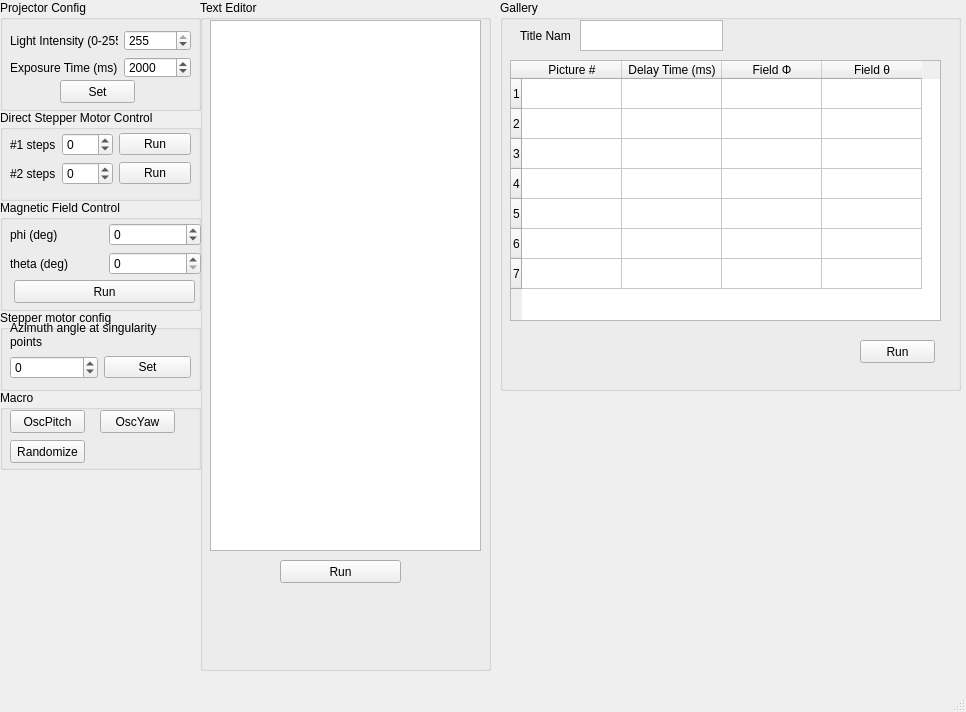
This is pycrafter4500_stepper-based-master/client side/mainwindow.ui in ZhaoxinLee/MagRobotPrinter as Qt 5 draws it before an edit. The edited form follows.
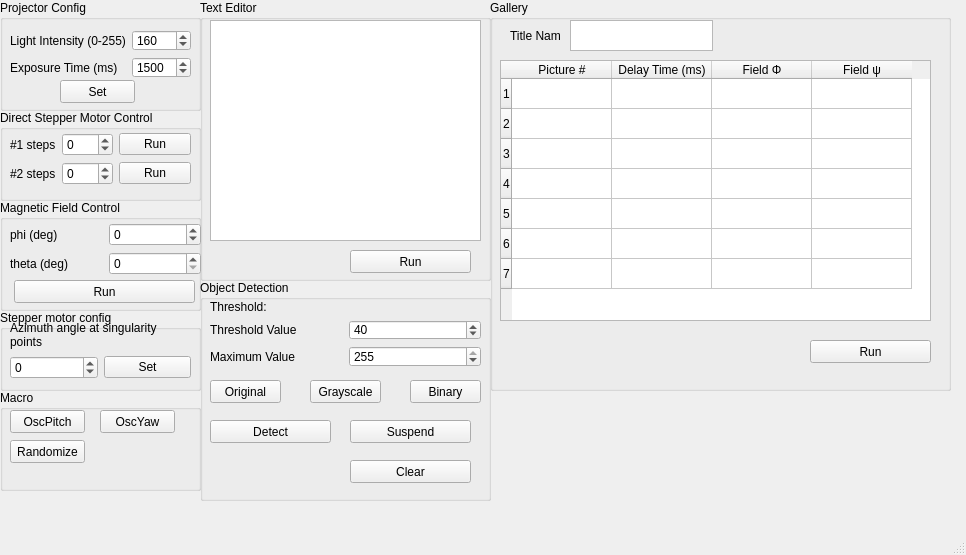
This is the edited form.

Patch:
```diff
--- a/pycrafter4500_stepper-based-master/client side/mainwindow.ui
+++ b/pycrafter4500_stepper-based-master/client side/mainwindow.ui
@@ -7,7 +7,7 @@
     <x>0</x>
     <y>0</y>
     <width>966</width>
-    <height>712</height>
+    <height>555</height>
    </rect>
   </property>
   <property name="windowTitle">
@@ -65,7 +65,7 @@
          <number>255</number>
         </property>
         <property name="value">
-         <number>255</number>
+         <number>160</number>
         </property>
         <property name="displayIntegerBase">
          <number>10</number>
@@ -82,10 +82,10 @@
       <item row="1" column="1">
        <widget class="QSpinBox" name="spb_LED_exposureTime">
         <property name="maximum">
-         <number>600000</number>
+         <number>5000</number>
         </property>
         <property name="value">
-         <number>2000</number>
+         <number>1500</number>
         </property>
        </widget>
       </item>
@@ -98,7 +98,7 @@
       <x>200</x>
       <y>0</y>
       <width>291</width>
-      <height>671</height>
+      <height>281</height>
      </rect>
     </property>
     <property name="title">
@@ -110,15 +110,15 @@
        <x>10</x>
        <y>20</y>
        <width>271</width>
-       <height>531</height>
+       <height>221</height>
       </rect>
      </property>
     </widget>
     <widget class="QPushButton" name="btn_editor_update">
      <property name="geometry">
       <rect>
-       <x>80</x>
-       <y>560</y>
+       <x>150</x>
+       <y>250</y>
        <width>121</width>
        <height>23</height>
       </rect>
@@ -335,7 +335,7 @@
       <x>0</x>
       <y>390</y>
       <width>201</width>
-      <height>80</height>
+      <height>101</height>
      </rect>
     </property>
     <property name="title">
@@ -384,7 +384,7 @@
    <widget class="QGroupBox" name="groupBox_8">
     <property name="geometry">
      <rect>
-      <x>500</x>
+      <x>490</x>
       <y>0</y>
       <width>461</width>
       <height>391</height>
@@ -454,16 +454,16 @@
      </column>
      <column>
       <property name="text">
-       <string>Field θ</string>
+       <string>Field ψ</string>
       </property>
      </column>
     </widget>
     <widget class="QPushButton" name="btn_runGallery">
      <property name="geometry">
       <rect>
-       <x>360</x>
+       <x>320</x>
        <y>340</y>
-       <width>75</width>
+       <width>121</width>
        <height>23</height>
       </rect>
      </property>
@@ -513,6 +513,150 @@
      </property>
     </widget>
    </widget>
+   <widget class="QGroupBox" name="groupBox_7">
+    <property name="geometry">
+     <rect>
+      <x>200</x>
+      <y>280</y>
+      <width>291</width>
+      <height>221</height>
+     </rect>
+    </property>
+    <property name="title">
+     <string>Object Detection</string>
+    </property>
+    <widget class="QWidget" name="verticalLayoutWidget">
+     <property name="geometry">
+      <rect>
+       <x>10</x>
+       <y>20</y>
+       <width>271</width>
+       <height>67</height>
+      </rect>
+     </property>
+     <layout class="QGridLayout" name="gridLayout_4" rowstretch="0,0,0">
+      <item row="1" column="1">
+       <widget class="QSpinBox" name="spb_threshval">
+        <property name="maximum">
+         <number>255</number>
+        </property>
+        <property name="value">
+         <number>40</number>
+        </property>
+       </widget>
+      </item>
+      <item row="1" column="0">
+       <widget class="QLabel" name="label_10">
+        <property name="text">
+         <string>Threshold Value</string>
+        </property>
+       </widget>
+      </item>
+      <item row="0" column="0">
+       <widget class="QLabel" name="label_8">
+        <property name="text">
+         <string>Threshold:</string>
+        </property>
+       </widget>
+      </item>
+      <item row="2" column="0">
+       <widget class="QLabel" name="label_11">
+        <property name="text">
+         <string>Maximum Value</string>
+        </property>
+       </widget>
+      </item>
+      <item row="2" column="1">
+       <widget class="QSpinBox" name="spb_maxval">
+        <property name="maximum">
+         <number>255</number>
+        </property>
+        <property name="value">
+         <number>255</number>
+        </property>
+       </widget>
+      </item>
+     </layout>
+    </widget>
+    <widget class="QPushButton" name="btn_binary">
+     <property name="geometry">
+      <rect>
+       <x>210</x>
+       <y>100</y>
+       <width>71</width>
+       <height>23</height>
+      </rect>
+     </property>
+     <property name="text">
+      <string>Binary</string>
+     </property>
+    </widget>
+    <widget class="QPushButton" name="btn_original">
+     <property name="geometry">
+      <rect>
+       <x>10</x>
+       <y>100</y>
+       <width>71</width>
+       <height>23</height>
+      </rect>
+     </property>
+     <property name="text">
+      <string>Original</string>
+     </property>
+    </widget>
+    <widget class="QPushButton" name="btn_grayscale">
+     <property name="geometry">
+      <rect>
+       <x>110</x>
+       <y>100</y>
+       <width>71</width>
+       <height>23</height>
+      </rect>
+     </property>
+     <property name="text">
+      <string>Grayscale</string>
+     </property>
+    </widget>
+    <widget class="QPushButton" name="btn_detectContour">
+     <property name="geometry">
+      <rect>
+       <x>10</x>
+       <y>140</y>
+       <width>121</width>
+       <height>23</height>
+      </rect>
+     </property>
+     <property name="text">
+      <string>Detect</string>
+     </property>
+    </widget>
+    <widget class="QPushButton" name="btn_clearContour">
+     <property name="geometry">
+      <rect>
+       <x>150</x>
+       <y>180</y>
+       <width>121</width>
+       <height>23</height>
+      </rect>
+     </property>
+     <property name="text">
+      <string>Clear</string>
+     </property>
+    </widget>
+    <widget class="QPushButton" name="btn_susContour">
+     <property name="geometry">
+      <rect>
+       <x>150</x>
+       <y>140</y>
+       <width>121</width>
+       <height>23</height>
+      </rect>
+     </property>
+     <property name="text">
+      <string>Suspend</string>
+     </property>
+    </widget>
+   </widget>
   </widget>
   <widget class="QMenuBar" name="menubar">
    <property name="geometry">
```
